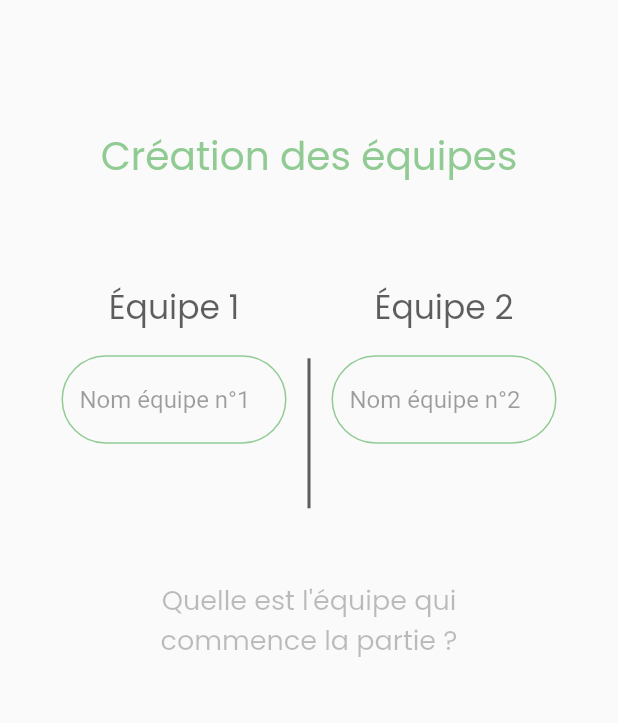
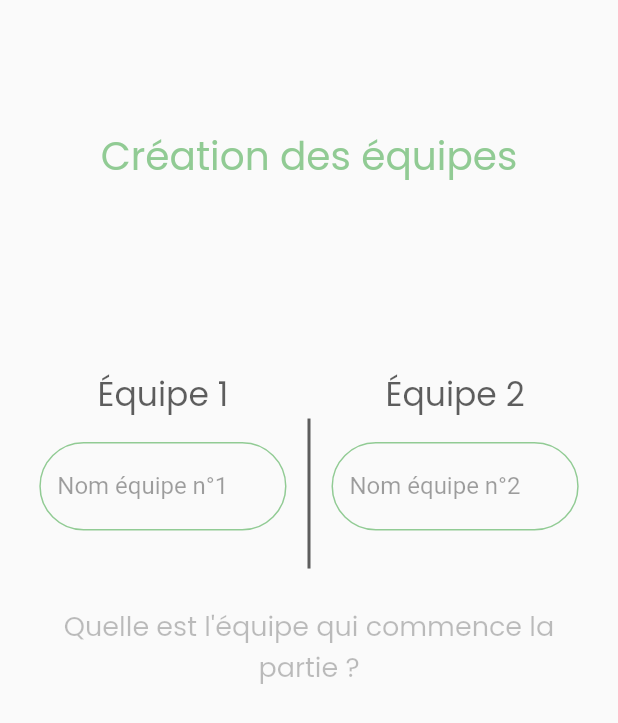
Before and after one commit to QuentinTournier40/snooker_score_flutter, a Flutter app: the screen it shows after launch, after a tap on "Nouvelle partie", on a phone screen of 412 x 824 dp. Shown: the top 723 px of the screen. Run offline on Flutter 3.47's test engine with Material 2 defaults, Android fonts, the light colour scheme and no system bars; our stand-ins replace google_fonts; missing offline and left inert: undo.

Commit message:
Ajout de la largeur et de la longueur par rapport à la taille de l'ecran

```diff
--- a/lib/create_team.dart
+++ b/lib/create_team.dart
@@ -21,12 +21,18 @@ class _CreateTeamState extends State<CreateTeam> {
 
   @override
   Widget build(BuildContext context) {
+    double width = MediaQuery.of(context).size.width;
+    double height = MediaQuery.of(context).size.height;
+
+    var padding = MediaQuery.of(context).padding;
+    double newheight = height - padding.top - padding.bottom;
+
     return SafeArea(
       child: Scaffold(
           body: Center(
         child: SingleChildScrollView(
           child: Container(
-            width: double.infinity,
+            width: width,
             height: 600,
             margin: const EdgeInsets.symmetric(vertical: 60, horizontal: 15),
             child: Column(
@@ -48,7 +54,7 @@ class _CreateTeamState extends State<CreateTeam> {
                 ),
                 const Spacer(),
                 SizedBox(
-                  height: 200,
+                  height: newheight * 0.2,
                   child: DelayedAnimation(
                     delay: 600,
                     offsetFinal: -1,
@@ -67,7 +73,7 @@ class _CreateTeamState extends State<CreateTeam> {
                                 ),
                               ),
                               SizedBox(
-                                width: 150,
+                                width: width * 0.4,
                                 child: TextField(
                                   controller: _controllerEquipe1,
                                   decoration: const InputDecoration(
@@ -98,7 +104,7 @@ class _CreateTeamState extends State<CreateTeam> {
                                 ),
                               ),
                               SizedBox(
-                                  width: 150,
+                                  width: width * 0.4,
                                   child: TextField(
                                     controller: _controllerEquipe2,
                                     decoration: const InputDecoration(
@@ -116,7 +122,7 @@ class _CreateTeamState extends State<CreateTeam> {
                     offsetFinal: -1,
                     delay: 900,
                     child: SizedBox(
-                      width: 300,
+                      width: width,
                       child: Text(
                         "Quelle est l'équipe qui commence la partie ?",
                         textAlign: TextAlign.center,
@@ -127,7 +133,7 @@ class _CreateTeamState extends State<CreateTeam> {
                   ),
                 ),
                 SizedBox(
-                  height: 100,
+                  height: newheight * 0.1,
                   child: DelayedAnimation(
                     delay: 1200,
                     offsetFinal: -1,
@@ -135,7 +141,7 @@ class _CreateTeamState extends State<CreateTeam> {
                       alignment: MainAxisAlignment.center,
                       children: [
                         SizedBox(
-                          width: 160,
+                          width: width * 0.4,
                           child: RadioListTile(
                             title: Text(
                               "Équipe 1",
@@ -153,7 +159,7 @@ class _CreateTeamState extends State<CreateTeam> {
                           ),
                         ),
                         SizedBox(
-                          width: 160,
+                          width: width * 0.4,
                           child: RadioListTile(
                             title: Text(
                               "Équipe 2",
@@ -176,7 +182,7 @@ class _CreateTeamState extends State<CreateTeam> {
                 ),
                 Container(
                     padding: const EdgeInsets.all(25),
-                    width: double.infinity,
+                    width: width,
                     child: DelayedAnimation(
                         offsetFinal: -1,
                         delay: 1500,
--- a/lib/welcome_page.dart
+++ b/lib/welcome_page.dart
@@ -8,6 +8,8 @@ class WelcomePage extends StatelessWidget {
 
   @override
   Widget build(BuildContext context) {
+    double width = MediaQuery.of(context).size.width;
+
     return SafeArea(
       child: Scaffold(
         body: Center(
@@ -42,7 +44,7 @@ class WelcomePage extends StatelessWidget {
               ),
               Container(
                 padding: const EdgeInsets.all(25),
-                width: double.infinity,
+                width: width,
                 child: DelayedAnimation(
                     offsetFinal: -1,
                     delay: 2250,
```
Also changed, not shown: lib/jeu_view.dart (+48 -55 lines), 1 other file.
